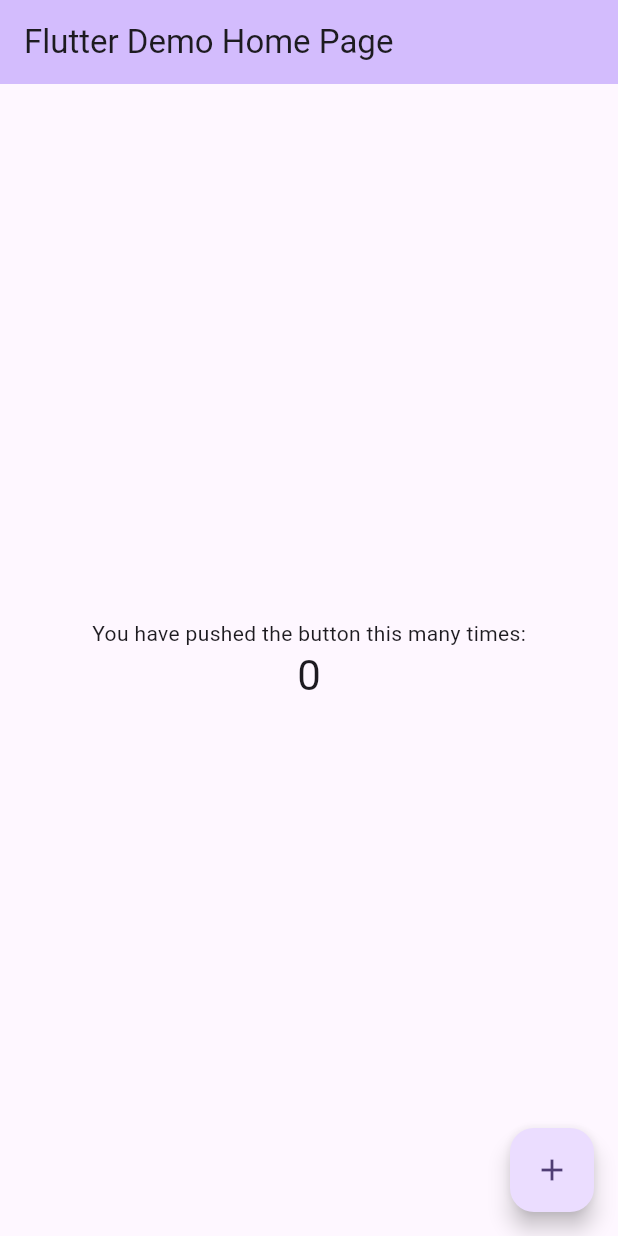
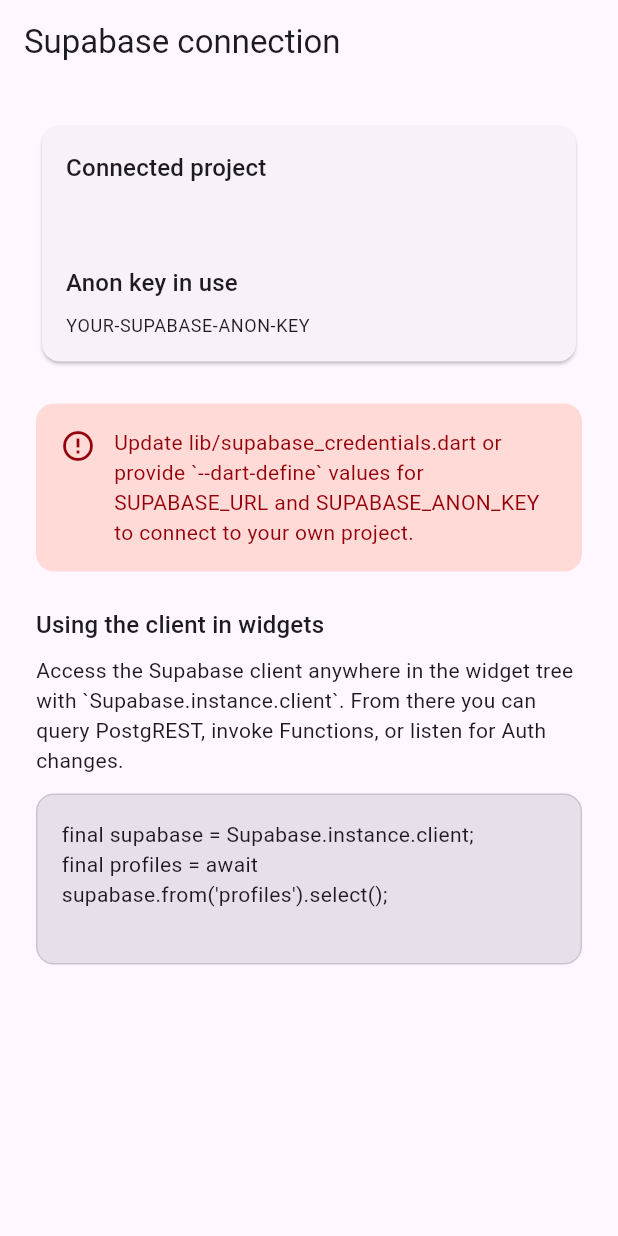
Before and after one commit to Gabfor/glift-mobile, a Flutter app: the screen it shows after launch, on a phone screen of 412 x 824 dp. Run offline on Flutter 3.47's test engine with Material 3 defaults, Android fonts, the phone set to English and light mode, and no system bars; our stand-ins replace supabase_flutter; accounts and stored records are empty.

Commit message:
feat: connect app to supabase

````diff
--- a/lib/main.dart
+++ b/lib/main.dart
@@ -1,122 +1,179 @@
 import 'package:flutter/material.dart';
+import 'package:supabase_flutter/supabase_flutter.dart';
 
-void main() {
+import 'supabase_credentials.dart';
+
+Future<void> main() async {
+  WidgetsFlutterBinding.ensureInitialized();
+
+  await Supabase.initialize(
+    url: supabaseUrl,
+    anonKey: supabaseAnonKey,
+  );
+
   runApp(const MyApp());
 }
 
 class MyApp extends StatelessWidget {
   const MyApp({super.key});
 
-  // This widget is the root of your application.
   @override
   Widget build(BuildContext context) {
     return MaterialApp(
-      title: 'Flutter Demo',
+      title: 'Glift + Supabase',
       theme: ThemeData(
-        // This is the theme of your application.
-        //
-        // TRY THIS: Try running your application with "flutter run". You'll see
-        // the application has a purple toolbar. Then, without quitting the app,
-        // try changing the seedColor in the colorScheme below to Colors.green
-        // and then invoke "hot reload" (save your changes or press the "hot
-        // reload" button in a Flutter-supported IDE, or press "r" if you used
-        // the command line to start the app).
-        //
-        // Notice that the counter didn't reset back to zero; the application
-        // state is not lost during the reload. To reset the state, use hot
-        // restart instead.
-        //
-        // This works for code too, not just values: Most code changes can be
-        // tested with just a hot reload.
-        colorScheme: .fromSeed(seedColor: Colors.deepPurple),
+        colorScheme: ColorScheme.fromSeed(seedColor: Colors.deepPurple),
+        useMaterial3: true,
       ),
-      home: const MyHomePage(title: 'Flutter Demo Home Page'),
+      home: const MyHomePage(),
     );
   }
 }
 
-class MyHomePage extends StatefulWidget {
-  const MyHomePage({super.key, required this.title});
-
-  // This widget is the home page of your application. It is stateful, meaning
-  // that it has a State object (defined below) that contains fields that affect
-  // how it looks.
-
-  // This class is the configuration for the state. It holds the values (in this
-  // case the title) provided by the parent (in this case the App widget) and
-  // used by the build method of the State. Fields in a Widget subclass are
-  // always marked "final".
-
-  final String title;
-
-  @override
-  State<MyHomePage> createState() => _MyHomePageState();
-}
-
-class _MyHomePageState extends State<MyHomePage> {
-  int _counter = 0;
-
-  void _incrementCounter() {
-    setState(() {
-      // This call to setState tells the Flutter framework that something has
-      // changed in this State, which causes it to rerun the build method below
-      // so that the display can reflect the updated values. If we changed
-      // _counter without calling setState(), then the build method would not be
-      // called again, and so nothing would appear to happen.
-      _counter++;
-    });
-  }
+class MyHomePage extends StatelessWidget {
+  const MyHomePage({super.key});
 
   @override
   Widget build(BuildContext context) {
-    // This method is rerun every time setState is called, for instance as done
-    // by the _incrementCounter method above.
-    //
-    // The Flutter framework has been optimized to make rerunning build methods
-    // fast, so that you can just rebuild anything that needs updating rather
-    // than having to individually change instances of widgets.
+    final supabase = Supabase.instance.client;
+    final theme = Theme.of(context);
+
     return Scaffold(
       appBar: AppBar(
-        // TRY THIS: Try changing the color here to a specific color (to
-        // Colors.amber, perhaps?) and trigger a hot reload to see the AppBar
-        // change color while the other colors stay the same.
-        backgroundColor: Theme.of(context).colorScheme.inversePrimary,
-        // Here we take the value from the MyHomePage object that was created by
-        // the App.build method, and use it to set our appbar title.
-        title: Text(widget.title),
+        title: const Text('Supabase connection'),
       ),
-      body: Center(
-        // Center is a layout widget. It takes a single child and positions it
-        // in the middle of the parent.
+      body: ListView(
+        padding: const EdgeInsets.all(24),
+        children: [
+          _ConnectionDetailsCard(supabase: supabase),
+          const SizedBox(height: 24),
+          _CredentialsStatusBanner(),
+          const SizedBox(height: 24),
+          _UsageExamples(theme: theme),
+        ],
+      ),
+    );
+  }
+}
+
+class _ConnectionDetailsCard extends StatelessWidget {
+  const _ConnectionDetailsCard({required this.supabase});
+
+  final SupabaseClient supabase;
+
+  @override
+  Widget build(BuildContext context) {
+    final theme = Theme.of(context);
+
+    return Card(
+      child: Padding(
+        padding: const EdgeInsets.all(16),
         child: Column(
-          // Column is also a layout widget. It takes a list of children and
-          // arranges them vertically. By default, it sizes itself to fit its
-          // children horizontally, and tries to be as tall as its parent.
-          //
-          // Column has various properties to control how it sizes itself and
-          // how it positions its children. Here we use mainAxisAlignment to
-          // center the children vertically; the main axis here is the vertical
-          // axis because Columns are vertical (the cross axis would be
-          // horizontal).
-          //
-          // TRY THIS: Invoke "debug painting" (choose the "Toggle Debug Paint"
-          // action in the IDE, or press "p" in the console), to see the
-          // wireframe for each widget.
-          mainAxisAlignment: .center,
+          crossAxisAlignment: CrossAxisAlignment.start,
           children: [
-            const Text('You have pushed the button this many times:'),
-            Text(
-              '$_counter',
-              style: Theme.of(context).textTheme.headlineMedium,
+            Text('Connected project', style: theme.textTheme.titleMedium),
+            const SizedBox(height: 8),
+            SelectableText(
+              supabase.supabaseUrl,
+              style: theme.textTheme.bodyLarge,
+            ),
+            const SizedBox(height: 16),
+            Text('Anon key in use', style: theme.textTheme.titleMedium),
+            const SizedBox(height: 8),
+            SelectableText(
+              supabaseAnonKey,
+              style: theme.textTheme.bodySmall,
             ),
           ],
         ),
       ),
-      floatingActionButton: FloatingActionButton(
-        onPressed: _incrementCounter,
-        tooltip: 'Increment',
-        child: const Icon(Icons.add),
+    );
+  }
+}
+
+class _CredentialsStatusBanner extends StatelessWidget {
+  const _CredentialsStatusBanner();
+
+  @override
+  Widget build(BuildContext context) {
+    final colorScheme = Theme.of(context).colorScheme;
+    final isConfigured = hasSupabaseCredentials;
+
+    return Container(
+      decoration: BoxDecoration(
+        color: isConfigured
+            ? colorScheme.primaryContainer
+            : colorScheme.errorContainer,
+        borderRadius: BorderRadius.circular(12),
+      ),
+      padding: const EdgeInsets.all(16),
+      child: Row(
+        crossAxisAlignment: CrossAxisAlignment.start,
+        children: [
+          Icon(
+            isConfigured ? Icons.check_circle : Icons.error_outline,
+            color: isConfigured
+                ? colorScheme.onPrimaryContainer
+                : colorScheme.onErrorContainer,
+          ),
+          const SizedBox(width: 12),
+          Expanded(
+            child: Text(
+              isConfigured
+                  ? 'Your Supabase credentials are configured. You can now query '
+                      'your tables, invoke Functions, and listen to real-time '
+                      'channels.'
+                  : 'Update lib/supabase_credentials.dart or provide '
+                      '`--dart-define` values for SUPABASE_URL and '
+                      'SUPABASE_ANON_KEY to connect to your own project.',
+              style: TextStyle(
+                color: isConfigured
+                    ? colorScheme.onPrimaryContainer
+                    : colorScheme.onErrorContainer,
+              ),
+            ),
+          ),
+        ],
       ),
     );
   }
 }
+
+class _UsageExamples extends StatelessWidget {
+  const _UsageExamples({required this.theme});
+
+  final ThemeData theme;
+
+  static const _codeSample = '''
+final supabase = Supabase.instance.client;
+final profiles = await supabase.from('profiles').select();
+''';
+
+  @override
+  Widget build(BuildContext context) {
+    return Column(
+      crossAxisAlignment: CrossAxisAlignment.start,
+      children: [
+        Text('Using the client in widgets', style: theme.textTheme.titleMedium),
+        const SizedBox(height: 8),
+        Text(
+          'Access the Supabase client anywhere in the widget tree with '
+          '`Supabase.instance.client`. From there you can query PostgREST, '
+          'invoke Functions, or listen for Auth changes.',
+          style: theme.textTheme.bodyMedium,
+        ),
+        const SizedBox(height: 12),
+        Container(
+          width: double.infinity,
+          padding: const EdgeInsets.all(16),
+          decoration: BoxDecoration(
+            color: theme.colorScheme.surfaceVariant,
+            borderRadius: BorderRadius.circular(12),
+            border: Border.all(color: theme.colorScheme.outlineVariant),
+          ),
+          child: const SelectableText(_codeSample),
+        ),
+      ],
+    );
+  }
+}
--- /dev/null
+++ b/lib/supabase_credentials.dart
@@ -0,0 +1,23 @@
+/// Supabase credentials used to initialize the [Supabase] client.
+///
+/// Replace the placeholder values with the URL and anonymous key from your
+/// Supabase project or inject them with `--dart-define` at build time:
+///
+/// ```bash
+/// flutter run --dart-define=SUPABASE_URL=https://xyzcompany.supabase.co \
+///            --dart-define=SUPABASE_ANON_KEY=public-anon-key
+/// ```
+const String supabaseUrl = String.fromEnvironment(
+  'SUPABASE_URL',
+  defaultValue: 'https://YOUR-PROJECT-NAME.supabase.co',
+);
+
+const String supabaseAnonKey = String.fromEnvironment(
+  'SUPABASE_ANON_KEY',
+  defaultValue: 'YOUR-SUPABASE-ANON-KEY',
+);
+
+/// Whether real credentials have been configured.
+bool get hasSupabaseCredentials =>
+    !supabaseUrl.contains('YOUR-PROJECT-NAME') &&
+    !supabaseAnonKey.contains('YOUR-SUPABASE-ANON-KEY');
--- a/pubspec.yaml
+++ b/pubspec.yaml
@@ -34,6 +34,7 @@
   # The following adds the Cupertino Icons font to your application.
   # Use with the CupertinoIcons class for iOS style icons.
   cupertino_icons: ^1.0.8
+  supabase_flutter: ^2.5.6
 
 dev_dependencies:
   flutter_test:
````
